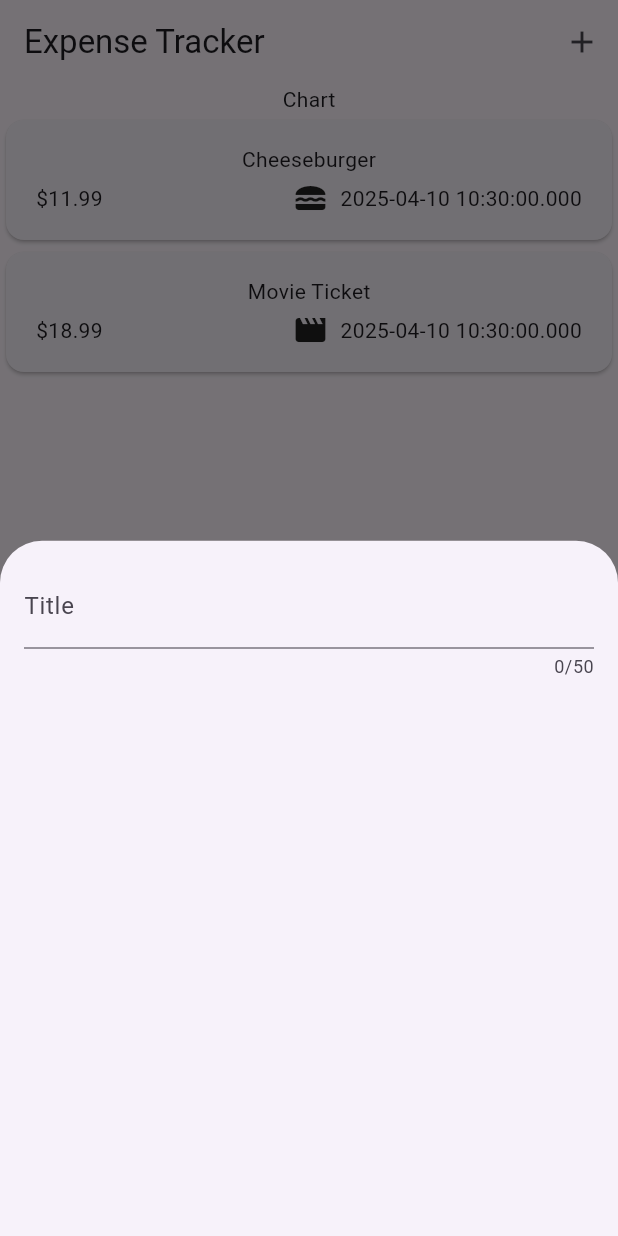
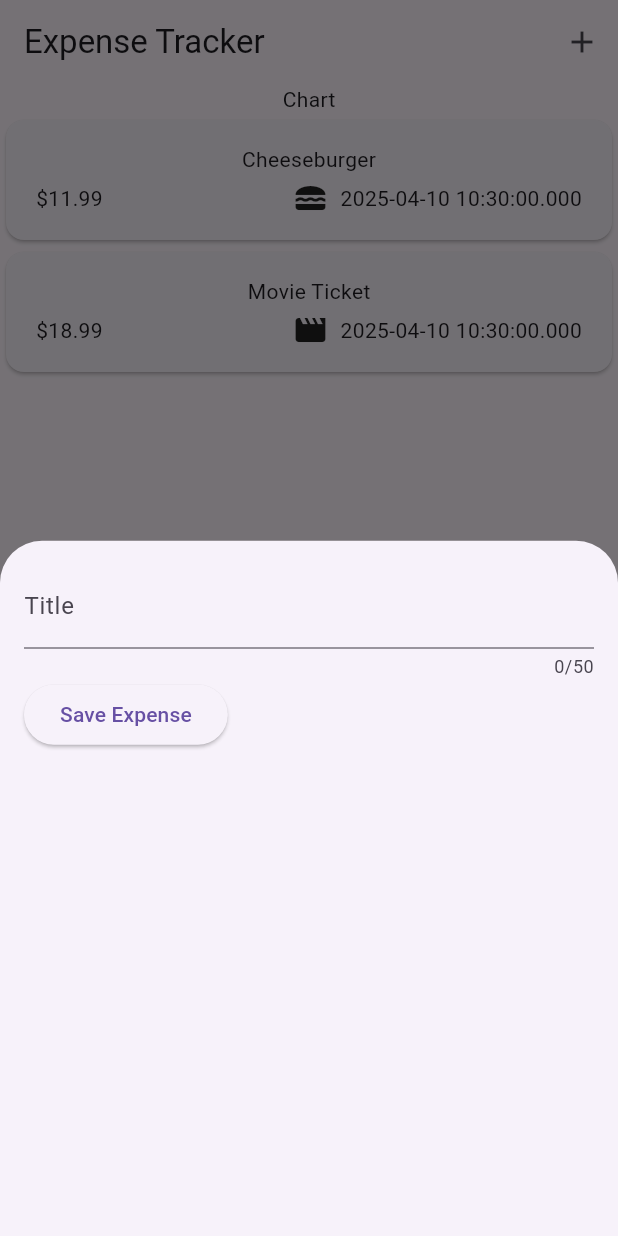
Before and after one commit to JerryWeng/expense_tracker, a Flutter app: the screen it shows after launch, after a tap on the "add" icon, on a phone screen of 412 x 824 dp. Run offline on Flutter 3.47's test engine with Material 3 defaults, Android fonts, the phone set to English and light mode, and no system bars.

```diff
--- a/lib/widgets/new_expense.dart
+++ b/lib/widgets/new_expense.dart
@@ -11,6 +11,13 @@ class NewExpense extends StatefulWidget {
 }
 
 class _NewExpenseState extends State<NewExpense> {
+  final _titleController = TextEditingController();
+  @override
+  void dispose() {
+    _titleController.dispose();
+    super.dispose();
+  }
+
   @override
   Widget build(BuildContext context) {
     return Padding(
@@ -21,6 +28,7 @@ class _NewExpenseState extends State<NewExpense> {
             children: [
               Expanded(
                 child: TextField(
+                  controller: _titleController,
                   maxLength: 50,
                   keyboardType: TextInputType.name,
                   decoration: InputDecoration(
@@ -29,7 +37,17 @@ class _NewExpenseState extends State<NewExpense> {
                 ),
               ),
             ],
-          )
+          ),
+          Row(
+            children: [
+              ElevatedButton(
+                onPressed: () {
+                  print(_titleController.text);
+                },
+                child: Text('Save Expense'),
+              )
+            ],
+          ),
         ],
       ),
     );
```
